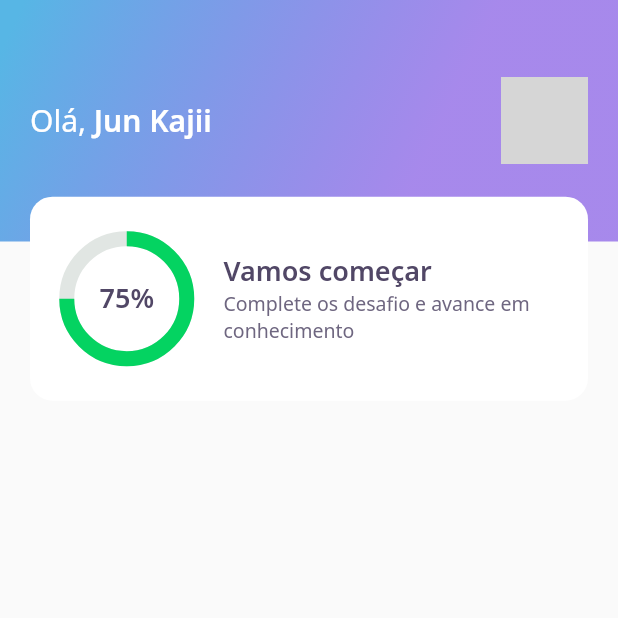
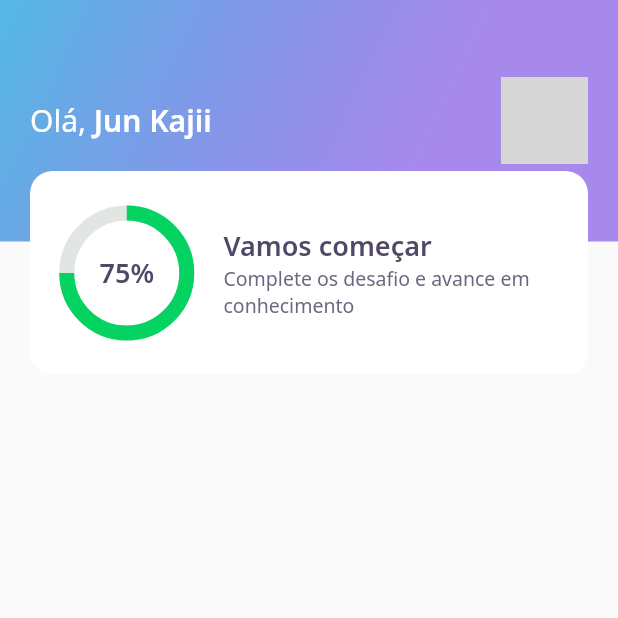
Before and after one commit to junkajii/nlw-05-flutter, a Flutter app: the screen it shows after launch, on a phone screen of 412 x 824 dp, the top half of it. Run offline on Flutter 3.47's test engine with Material 2 defaults, Android fonts, the phone set to English and light mode, and no system bars; our stand-ins replace google_fonts; network calls fail; grey boxes are pictures that could not be loaded.

Commit message:
🐛 fix alignment

```diff
--- a/lib/home/widgets/appbar/app_bar_widget.dart
+++ b/lib/home/widgets/appbar/app_bar_widget.dart
@@ -43,7 +43,7 @@ class AppBarWidget extends PreferredSize {
                   ),
                 ),
                 Align(
-                  alignment: Alignment(0.0, 1.3),
+                  alignment: Alignment(0.0, 1.0),
                   child: ScoreCardWidget(),
                 )
               ],
```
